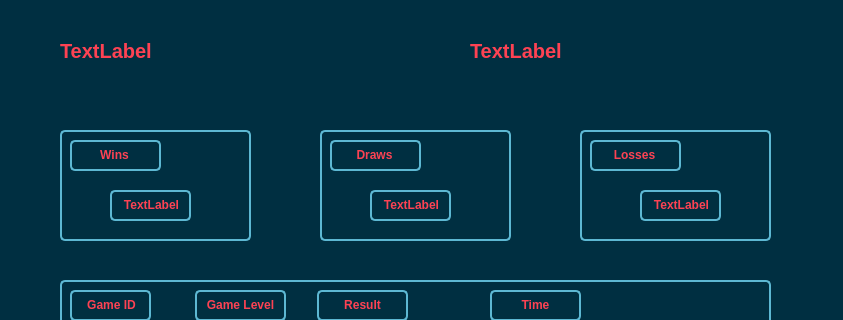
This is history.ui in mo2menwael/Advanced-Tic-Tac-Toe as Qt 5 draws it before an edit; both pictures show x 0 to 843 and y 0 to 320 of the 843 by 621 pixel window. The edited form follows.
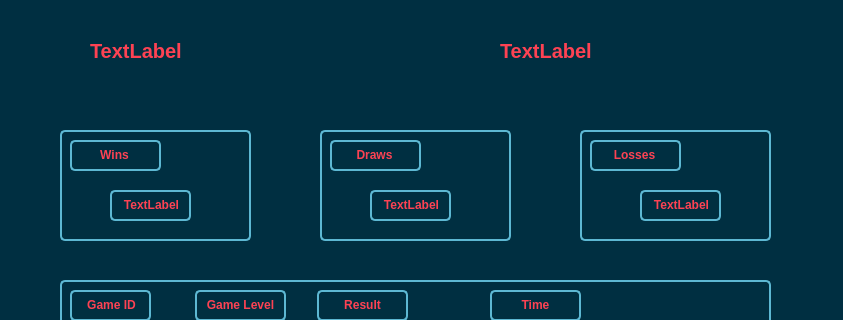
This is the edited form.

Diff of the .ui file:
```diff
--- a/history.ui
+++ b/history.ui
@@ -48,7 +48,7 @@
    <widget class="QLabel" name="profile">
     <property name="geometry">
      <rect>
-      <x>20</x>
+      <x>50</x>
       <y>0</y>
       <width>221</width>
       <height>41</height>
@@ -684,7 +684,7 @@
    <widget class="QLabel" name="TotalGames">
     <property name="geometry">
      <rect>
-      <x>10</x>
+      <x>40</x>
       <y>0</y>
       <width>281</width>
       <height>41</height>
```
